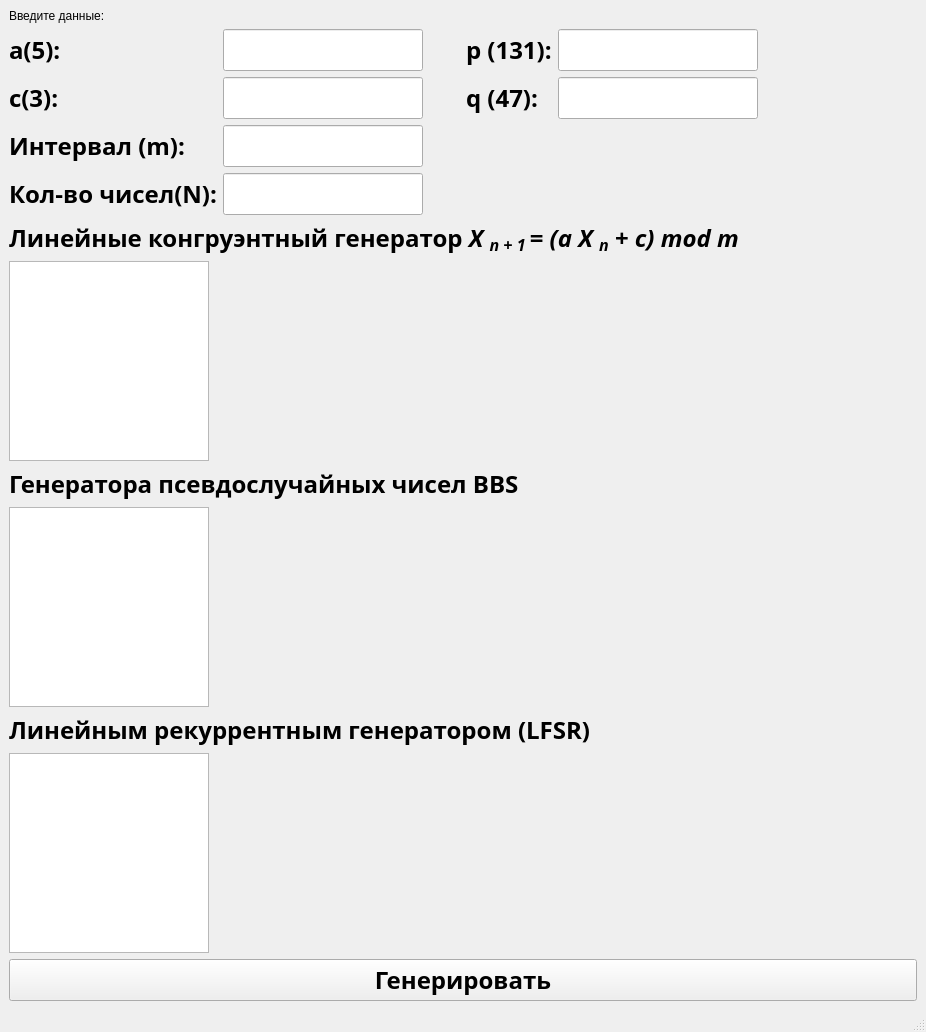
This is Generators/mainwindow.ui in VasilevIvanVladimirovich/Information-Security-Course as Qt 5 draws it before an edit. The edited form follows.
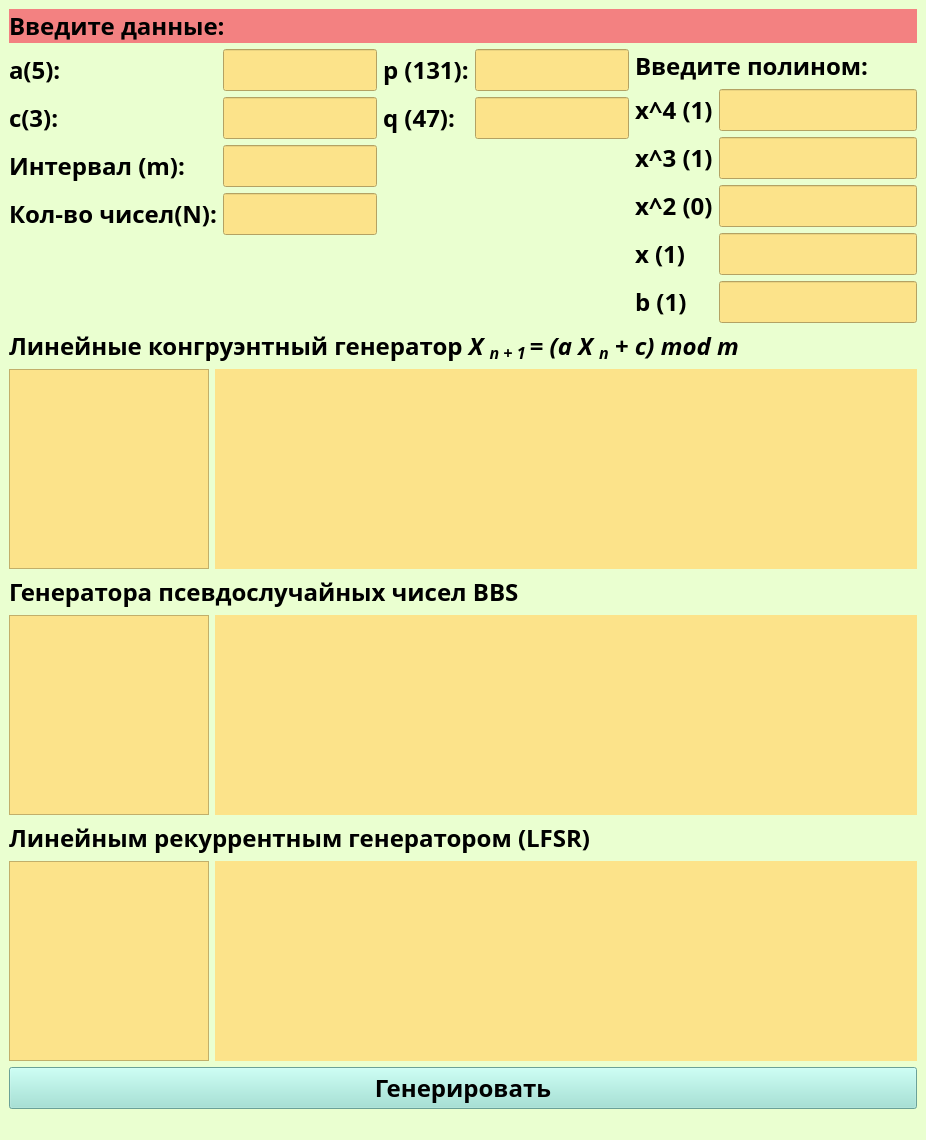
This is the edited form. Custom widgets are drawn as their Qt base class.

```diff
--- a/Generators/mainwindow.ui
+++ b/Generators/mainwindow.ui
@@ -13,12 +13,26 @@
   <property name="windowTitle">
    <string>MainWindow</string>
   </property>
+  <property name="styleSheet">
+   <string notr="true">background-color: #EAFFD0</string>
+  </property>
   <widget class="QWidget" name="centralwidget">
    <layout class="QVBoxLayout" name="verticalLayout">
     <item>
      <widget class="QLabel" name="label">
+      <property name="font">
+       <font>
+        <family>Aero Matics</family>
+        <pointsize>18</pointsize>
+        <weight>75</weight>
+        <bold>true</bold>
+       </font>
+      </property>
+      <property name="styleSheet">
+       <string notr="true">background-color: #F38181</string>
+      </property>
       <property name="text">
-       <string>Введите данные:</string>
+       <string>&lt;html&gt;&lt;head/&gt;&lt;body&gt;&lt;p&gt;&lt;span style=&quot; font-size:18pt;&quot;&gt;Введите данные:&lt;/span&gt;&lt;/p&gt;&lt;/body&gt;&lt;/html&gt;</string>
       </property>
      </widget>
     </item>
@@ -56,6 +70,11 @@
             <bold>true</bold>
            </font>
           </property>
+          <property name="styleSheet">
+           <string notr="true">background-color: #FCE38A;
+
+</string>
+          </property>
          </widget>
         </item>
         <item row="1" column="0">
@@ -88,6 +107,9 @@
             <bold>true</bold>
            </font>
           </property>
+          <property name="styleSheet">
+           <string notr="true">background-color: #FCE38A</string>
+          </property>
          </widget>
         </item>
         <item row="2" column="0">
@@ -120,6 +142,9 @@
             <bold>true</bold>
            </font>
           </property>
+          <property name="styleSheet">
+           <string notr="true">background-color: #FCE38A</string>
+          </property>
          </widget>
         </item>
         <item row="3" column="0">
@@ -152,6 +177,9 @@
             <bold>true</bold>
            </font>
           </property>
+          <property name="styleSheet">
+           <string notr="true">background-color: #FCE38A</string>
+          </property>
          </widget>
         </item>
        </layout>
@@ -188,6 +216,9 @@
             <bold>true</bold>
            </font>
           </property>
+          <property name="styleSheet">
+           <string notr="true">background-color: #FCE38A</string>
+          </property>
          </widget>
         </item>
         <item row="1" column="0">
@@ -220,10 +251,186 @@
             <bold>true</bold>
            </font>
           </property>
+          <property name="styleSheet">
+           <string notr="true">background-color: #FCE38A</string>
+          </property>
          </widget>
         </item>
        </layout>
       </item>
+      <item>
+       <layout class="QVBoxLayout" name="verticalLayout_4">
+        <item>
+         <widget class="QLabel" name="label_11">
+          <property name="font">
+           <font>
+            <family>Aero Matics</family>
+            <pointsize>18</pointsize>
+            <weight>75</weight>
+            <bold>true</bold>
+           </font>
+          </property>
+          <property name="text">
+           <string>Введите полином:</string>
+          </property>
+         </widget>
+        </item>
+        <item>
+         <layout class="QFormLayout" name="formLayout_3">
+          <item row="0" column="0">
+           <widget class="QLabel" name="label_13">
+            <property name="font">
+             <font>
+              <family>Aero Matics</family>
+              <pointsize>18</pointsize>
+              <weight>75</weight>
+              <bold>true</bold>
+             </font>
+            </property>
+            <property name="text">
+             <string>x^4 (1)</string>
+            </property>
+           </widget>
+          </item>
+          <item row="0" column="1">
+           <widget class="QLineEdit" name="lineEdit_8">
+            <property name="font">
+             <font>
+              <family>Aero Matics</family>
+              <pointsize>18</pointsize>
+              <weight>75</weight>
+              <bold>true</bold>
+             </font>
+            </property>
+            <property name="styleSheet">
+             <string notr="true">background-color: #FCE38A</string>
+            </property>
+           </widget>
+          </item>
+          <item row="1" column="0">
+           <widget class="QLabel" name="label_14">
+            <property name="font">
+             <font>
+              <family>Aero Matics</family>
+              <pointsize>18</pointsize>
+              <weight>75</weight>
+              <bold>true</bold>
+             </font>
+            </property>
+            <property name="text">
+             <string>x^3 (1)</string>
+            </property>
+           </widget>
+          </item>
+          <item row="1" column="1">
+           <widget class="QLineEdit" name="lineEdit_9">
+            <property name="font">
+             <font>
+              <family>Aero Matics</family>
+              <pointsize>18</pointsize>
+              <weight>75</weight>
+              <bold>true</bold>
+             </font>
+            </property>
+            <property name="styleSheet">
+             <string notr="true">background-color: #FCE38A</string>
+            </property>
+           </widget>
+          </item>
+          <item row="2" column="0">
+           <widget class="QLabel" name="label_15">
+            <property name="font">
+             <font>
+              <family>Aero Matics</family>
+              <pointsize>18</pointsize>
+              <weight>75</weight>
+              <bold>true</bold>
+             </font>
+            </property>
+            <property name="text">
+             <string>x^2 (0)</string>
+            </property>
+           </widget>
+          </item>
+          <item row="2" column="1">
+           <widget class="QLineEdit" name="lineEdit_10">
+            <property name="font">
+             <font>
+              <family>Aero Matics</family>
+              <pointsize>18</pointsize>
+              <weight>75</weight>
+              <bold>true</bold>
+             </font>
+            </property>
+            <property name="styleSheet">
+             <string notr="true">background-color: #FCE38A</string>
+            </property>
+           </widget>
+          </item>
+          <item row="3" column="0">
+           <widget class="QLabel" name="label_16">
+            <property name="font">
+             <font>
+              <family>Aero Matics</family>
+              <pointsize>18</pointsize>
+              <weight>75</weight>
+              <bold>true</bold>
+             </font>
+            </property>
+            <property name="text">
+             <string>x (1)</string>
+            </property>
+           </widget>
+          </item>
+          <item row="3" column="1">
+           <widget class="QLineEdit" name="lineEdit_11">
+            <property name="font">
+             <font>
+              <family>Aero Matics</family>
+              <pointsize>18</pointsize>
+              <weight>75</weight>
+              <bold>true</bold>
+             </font>
+            </property>
+            <property name="styleSheet">
+             <string notr="true">background-color: #FCE38A</string>
+            </property>
+           </widget>
+          </item>
+          <item row="4" column="0">
+           <widget class="QLabel" name="label_17">
+            <property name="font">
+             <font>
+              <family>Aero Matics</family>
+              <pointsize>18</pointsize>
+              <weight>75</weight>
+              <bold>true</bold>
+             </font>
+            </property>
+            <property name="text">
+             <string>b (1)</string>
+            </property>
+           </widget>
+          </item>
+          <item row="4" column="1">
+           <widget class="QLineEdit" name="lineEdit_12">
+            <property name="font">
+             <font>
+              <family>Aero Matics</family>
+              <pointsize>18</pointsize>
+              <weight>75</weight>
+              <bold>true</bold>
+             </font>
+            </property>
+            <property name="styleSheet">
+             <string notr="true">background-color: #FCE38A</string>
+            </property>
+           </widget>
+          </item>
+         </layout>
+        </item>
+       </layout>
+      </item>
      </layout>
     </item>
     <item>
@@ -253,7 +460,7 @@
         <property name="maximumSize">
          <size>
           <width>200</width>
-          <height>1000</height>
+          <height>16777215</height>
          </size>
         </property>
         <property name="font">
@@ -264,6 +471,9 @@
           <bold>true</bold>
          </font>
         </property>
+        <property name="styleSheet">
+         <string notr="true">background-color: #FCE38A</string>
+        </property>
        </widget>
       </item>
       <item>
@@ -276,8 +486,8 @@
         </property>
         <property name="maximumSize">
          <size>
-          <width>500</width>
-          <height>500</height>
+          <width>16777215</width>
+          <height>16777215</height>
          </size>
         </property>
         <property name="font">
@@ -288,6 +498,9 @@
           <bold>true</bold>
          </font>
         </property>
+        <property name="styleSheet">
+         <string notr="true">background-color: #FCE38A</string>
+        </property>
        </widget>
       </item>
      </layout>
@@ -319,7 +532,7 @@
         <property name="maximumSize">
          <size>
           <width>200</width>
-          <height>1000</height>
+          <height>16777215</height>
          </size>
         </property>
         <property name="font">
@@ -330,6 +543,9 @@
           <bold>true</bold>
          </font>
         </property>
+        <property name="styleSheet">
+         <string notr="true">background-color: #FCE38A</string>
+        </property>
        </widget>
       </item>
       <item>
@@ -342,8 +558,8 @@
         </property>
         <property name="maximumSize">
          <size>
-          <width>500</width>
-          <height>500</height>
+          <width>16777215</width>
+          <height>16777215</height>
          </size>
         </property>
         <property name="font">
@@ -354,6 +570,9 @@
           <bold>true</bold>
          </font>
         </property>
+        <property name="styleSheet">
+         <string notr="true">background-color: #FCE38A</string>
+        </property>
        </widget>
       </item>
      </layout>
@@ -385,7 +604,7 @@
         <property name="maximumSize">
          <size>
           <width>200</width>
-          <height>1000</height>
+          <height>16777215</height>
          </size>
         </property>
         <property name="font">
@@ -396,6 +615,9 @@
           <bold>true</bold>
          </font>
         </property>
+        <property name="styleSheet">
+         <string notr="true">background-color: #FCE38A</string>
+        </property>
        </widget>
       </item>
       <item>
@@ -408,7 +630,7 @@
         </property>
         <property name="maximumSize">
          <size>
-          <width>5000</width>
+          <width>16777215</width>
           <height>16777215</height>
          </size>
         </property>
@@ -420,6 +642,9 @@
           <bold>true</bold>
          </font>
         </property>
+        <property name="styleSheet">
+         <string notr="true">background-color: #FCE38A</string>
+        </property>
        </widget>
       </item>
      </layout>
@@ -434,6 +659,9 @@
         <bold>true</bold>
        </font>
       </property>
+      <property name="styleSheet">
+       <string notr="true">background-color: #95E1D3</string>
+      </property>
       <property name="text">
        <string>Генерировать</string>
       </property>
```
